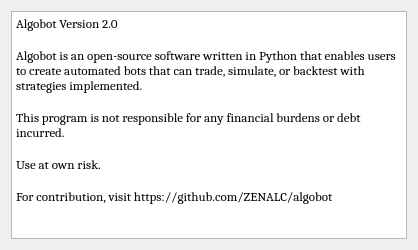
First picture: the form in UI/about.ui, repository ZENALC/algobot, before the edit.
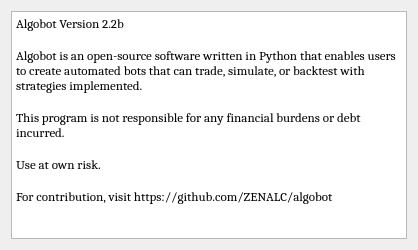
Second picture: the form after the edit.

What changed in the file:
```diff
--- a/UI/about.ui
+++ b/UI/about.ui
@@ -41,7 +41,7 @@
       <bool>true</bool>
      </property>
      <property name="plainText">
-      <string>Algobot Version 2.0
+      <string>Algobot Version 2.2b
 
 Algobot is an open-source software written in Python that enables users to create automated bots that can trade, simulate, or backtest with strategies implemented.
 
```
